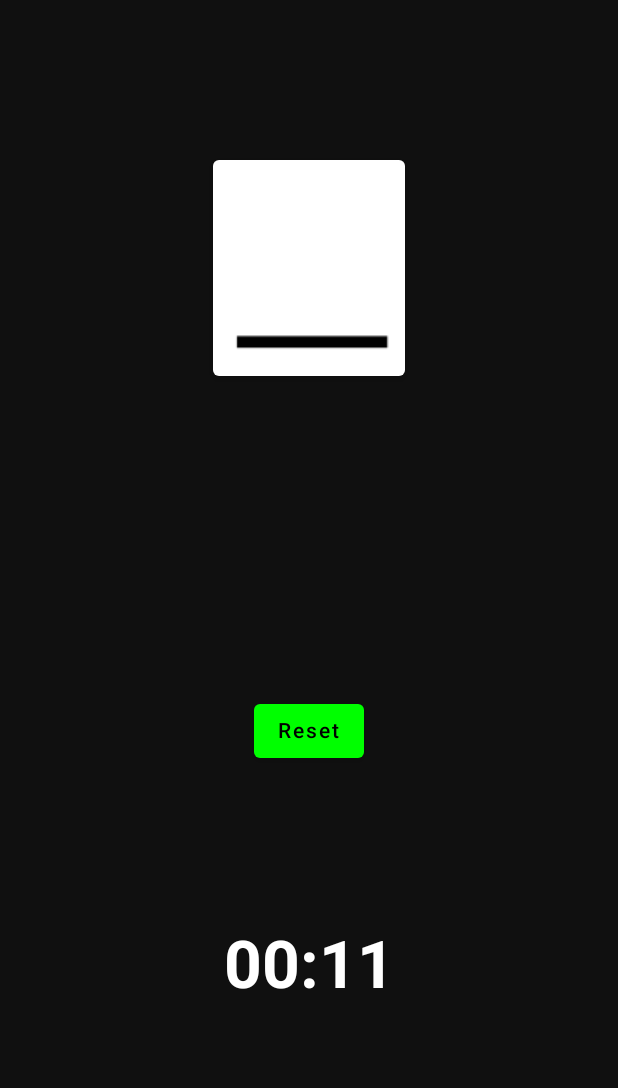
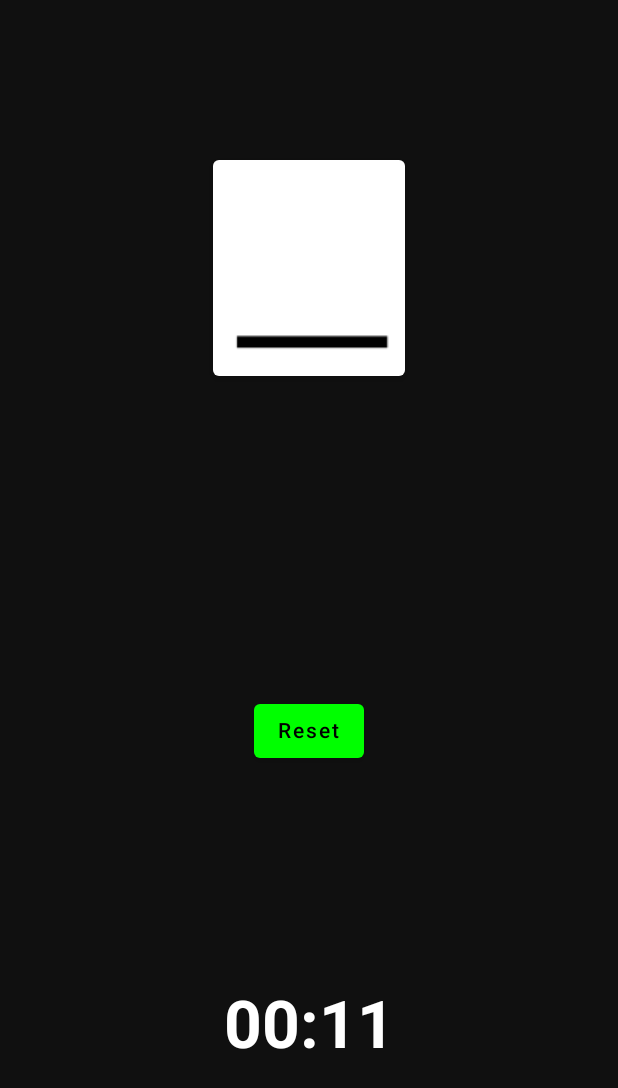
Before and after one commit to Luccien/TimerApp, an Android app built with Jetpack Compose: the screen it shows after launch (MainActivity), after a tap on "Start", on a phone screen of 412 x 824 dp. Shown: the top 1088 px of the screen. Run offline under Robolectric (Android 15) with nearby library versions, the phone set to English and light mode, and no system bars.

Commit message:
from laptop - counter not jumping

```diff
--- a/app/src/main/java/de/lucien/timer/MainActivity.kt
+++ b/app/src/main/java/de/lucien/timer/MainActivity.kt
@@ -204,7 +204,7 @@ class MainActivity : ComponentActivity() {
                 }
                 //------
 
-
+                Box(modifier = Modifier.padding(40.dp)) {
                     //--------
                     if (isTimerRunning && currentTime > 0L) {
                         TimerCountTextfield(currentTime = currentTime)
@@ -213,6 +213,7 @@ class MainActivity : ComponentActivity() {
                         TimerCountTextfield(currentTime = currentTime)
                     }
                     //------
+                }// end box
             }
         }
     }
@@ -376,7 +377,7 @@ fun ResetButton(
 
 @Composable
 fun TimerCountTextfield(currentTime:Long){
-    Row(   //modifier = Modifier.paddingFromBaseline(top = 24.dp, bottom = 8.dp)
+    Row(   //modifier = Modifier.paddingFromBaseline(top = 200.dp, bottom = 8.dp)
     ) {
         showTimeInMinAndSec(currentTime)
     }
@@ -410,7 +411,7 @@ fun SetTimeForTimer(currentTime:Long,
                 Image(
                     painterResource(id = R.drawable.ic_baseline_arrow_upward_24),
                     contentDescription = "",
-                    modifier = Modifier.size(20.dp)
+                    modifier = Modifier.size(15.dp)
                 )
             }
             Button(
@@ -423,7 +424,7 @@ fun SetTimeForTimer(currentTime:Long,
                 Image(
                     painterResource(id = R.drawable.ic_baseline_arrow_upward_24),
                     contentDescription = "",
-                    modifier = Modifier.size(20.dp)
+                    modifier = Modifier.size(15.dp)
                 )
             }
         }
@@ -444,7 +445,7 @@ fun SetTimeForTimer(currentTime:Long,
                 Image(
                     painterResource(id = R.drawable.ic_baseline_arrow_downward_24),
                     contentDescription = "",
-                    modifier = Modifier.size(20.dp)
+                    modifier = Modifier.size(15.dp)
                 )
             }
             Button(
@@ -459,7 +460,7 @@ fun SetTimeForTimer(currentTime:Long,
                 Image(
                     painterResource(id = R.drawable.ic_baseline_arrow_downward_24),
                     contentDescription = "",
-                    modifier = Modifier.size(20.dp)
+                    modifier = Modifier.size(5.dp)
                 )
             }
         }
```
Lines whose indentation alone changed are shown as unchanged.
